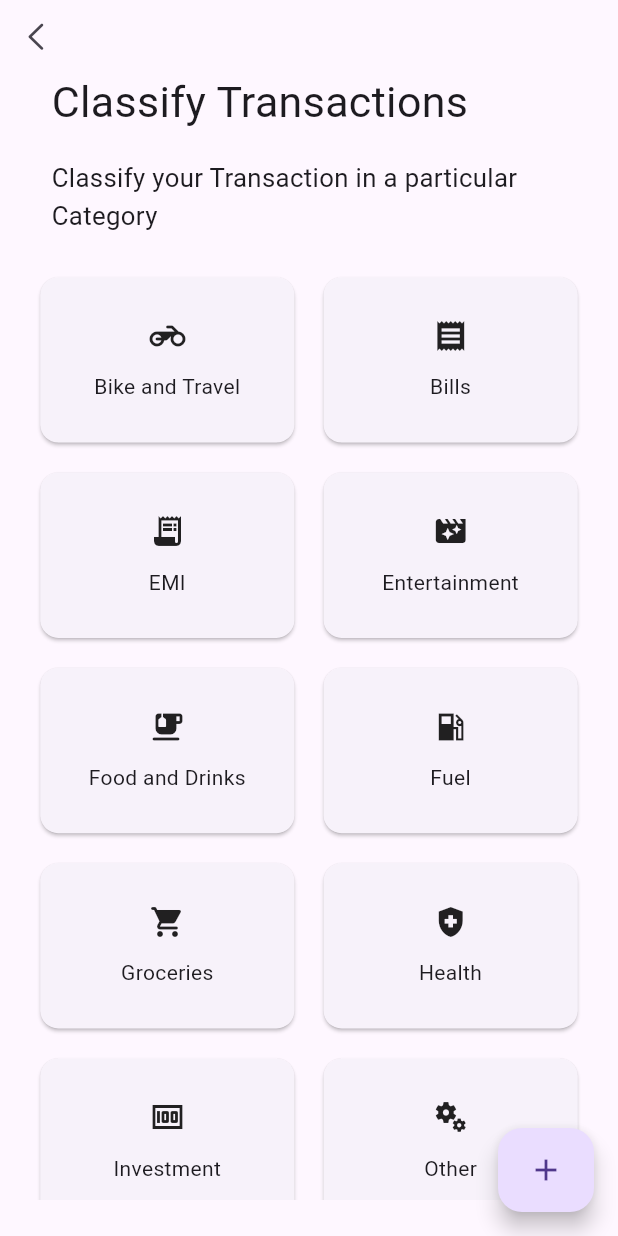
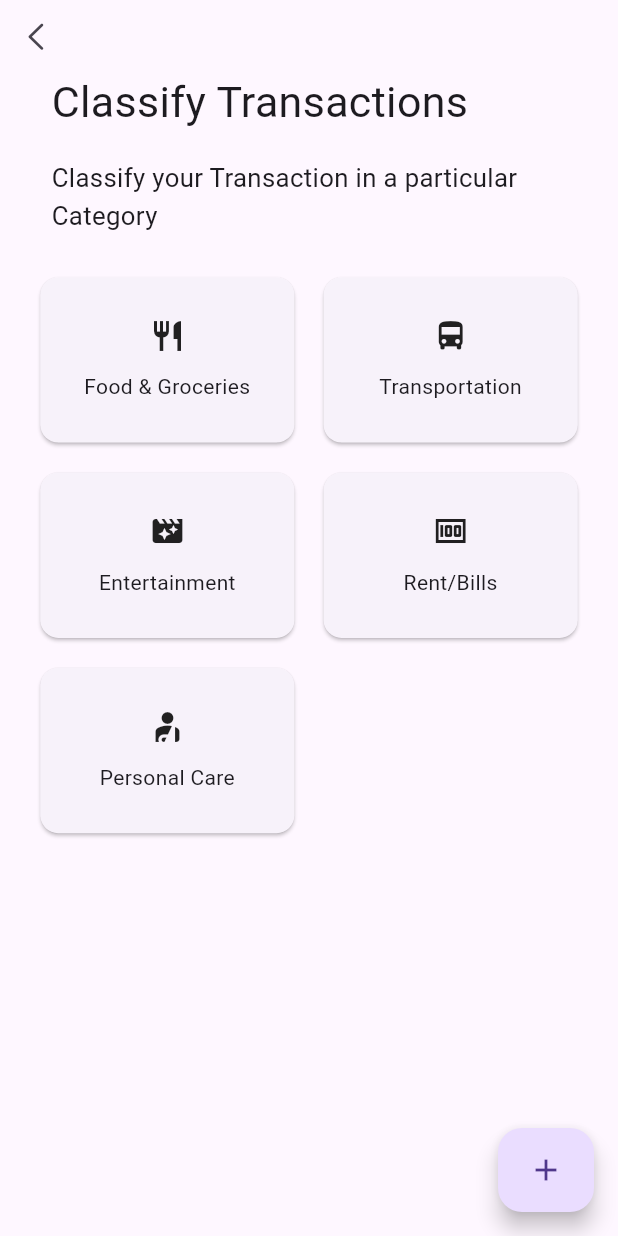
Before and after one commit to justaman045/spendwise, a Flutter app: the SpendsByType screen opened directly, on a phone screen of 412 x 824 dp. Run offline on Flutter 3.47's test engine with Material 3 defaults, Android fonts, the phone set to English and light mode, and no system bars; our stand-ins replace calendar_date_picker2, cloud_firestore, countup, file_picker, firebase_auth, firebase_core and 12 more; missing offline and left inert: flutter_sms_inbox, search_choices; accounts and stored records are empty.

Commit message:
Updated bugs and improved User Experience

```diff
--- a/lib/Components/available_balance.dart
+++ b/lib/Components/available_balance.dart
@@ -52,7 +52,7 @@ class AvailableBalance extends StatelessWidget {
           ),
           child: Center(
             child: Padding(
-              padding: EdgeInsets.all(40.r),
+              padding: EdgeInsets.all(30.r),
               child: Column(
                 children: [
                   Text(
--- a/lib/Components/current_flow.dart
+++ b/lib/Components/current_flow.dart
@@ -18,7 +18,7 @@ class CurrentFlow extends StatelessWidget {
   @override
   Widget build(BuildContext context) {
     return Row(
-      mainAxisAlignment: MainAxisAlignment.start, // Align items to the left
+      mainAxisAlignment: MainAxisAlignment.spaceAround, // Align items to the left
       children: [
         _buildCashFlowItem(
           onTap: () => Get.to(
--- a/lib/Components/custom_text_box.dart
+++ b/lib/Components/custom_text_box.dart
@@ -10,6 +10,7 @@ class TextBox extends StatelessWidget {
     required this.function,
     required this.labelString,
     this.readOnly = false,
+    required this.keyboardType,
   });
 
   final TextEditingController controller;
@@ -17,6 +18,7 @@ class TextBox extends StatelessWidget {
   final Function function;
   final String labelString;
   final bool readOnly;
+  final TextInputType keyboardType;
 
   @override
   Widget build(BuildContext context) {
@@ -31,6 +33,7 @@ class TextBox extends StatelessWidget {
         child: TextFormField(
           controller: controller,
           inputFormatters: formatter,
+          keyboardType: keyboardType,
           validator: (value) => function(value),
           decoration: InputDecoration(
             label: Text(
--- a/lib/Requirements/data.dart
+++ b/lib/Requirements/data.dart
@@ -40,20 +40,11 @@ const List<String> typeOfTransaction = [
   "you Didn't Paid",
 ];
 const List<String> typeOfExpense = [
-  "Bike and Travel",
-  "Bills",
-  "EMI",
+  "Food & Groceries",
+  "Transportation",
   "Entertainment",
-  "Food and Drinks",
-  "Fuel",
-  "Groceries",
-  "Health",
-  "Investment",
-  "Other",
-  "Shopping",
-  "Transfer",
-  "Transfer to self",
-  "Travel"
+  "Rent/Bills",
+  "Personal Care"
 ];
 // const String openingQuery =
 //     "CREATE TABLE IF NOT EXISTS cus_transaction (amount REAL NOT NULL,  date_and_time TEXT NOT NULL,  name TEXT NOT NULL,  type_of_transaction TEXT NOT NULL,  expense_type TEXT,  transaction_reference_number INTEGER PRIMARY KEY);";
--- a/lib/Requirements/transaction.dart
+++ b/lib/Requirements/transaction.dart
@@ -362,47 +362,28 @@ List<CusTransaction> combineTransactions(
 }
 
 IconData getIconData(String typeOfExp) {
-  IconData icon = Icons.miscellaneous_services;
-  if (typeOfExpense[0].toLowerCase() == typeOfExp.toLowerCase()) {
-    icon = Icons.motorcycle_rounded;
+  debugPrint(typeOfExp);
+  final defaultIcon = IconData(
+    typeOfExp.substring(0, 1).toUpperCase().codeUnitAt(0),
+  );
+
+  // Check for predefined categories
+  final predefinedIcons = {
+    'food & groceries': const IconData(0xe532, fontFamily: 'MaterialIcons'),
+    'transportation': const IconData(0xe1d5, fontFamily: 'MaterialIcons'),
+    'entertainment': Icons.movie_filter_sharp,
+    'rent/bills': Icons.money,
+    'bills': Icons.money, // Consider a separate icon for bills if needed
+    'personal care': Icons.personal_injury,
+  };
+
+  // Check for predefined categories first
+  if (predefinedIcons.containsKey(typeOfExp.toLowerCase())) {
+    return predefinedIcons[typeOfExp.toLowerCase()]!;
   }
-  if (typeOfExpense[1].toLowerCase() == typeOfExp.toLowerCase()) {
-    icon = Icons.receipt;
-  }
-  if (typeOfExpense[2].toLowerCase() == typeOfExp.toLowerCase()) {
-    icon = Icons.receipt_long;
-  }
-  if (typeOfExpense[3].toLowerCase() == typeOfExp.toLowerCase()) {
-    icon = Icons.movie_filter_sharp;
-  }
-  if (typeOfExpense[4].toLowerCase() == typeOfExp.toLowerCase()) {
-    icon = Icons.emoji_food_beverage_rounded;
-  }
-  if (typeOfExpense[5].toLowerCase() == typeOfExp.toLowerCase()) {
-    icon = const IconData(0xea8e, fontFamily: 'MaterialIcons');
-  }
-  if (typeOfExpense[6].toLowerCase() == typeOfExp.toLowerCase()) {
-    icon = Icons.local_grocery_store_rounded;
-  }
-  if (typeOfExpense[7].toLowerCase() == typeOfExp.toLowerCase()) {
-    icon = Icons.health_and_safety;
-  }
-  if (typeOfExpense[8].toLowerCase() == typeOfExp.toLowerCase()) {
-    icon = Icons.money;
-  }
-  if (typeOfExpense[10].toLowerCase() == typeOfExp.toLowerCase()) {
-    icon = Icons.shopping_bag_outlined;
-  }
-  if (typeOfExpense[11].toLowerCase() == typeOfExp.toLowerCase()) {
-    icon = Icons.currency_exchange_outlined;
-  }
-  if (typeOfExpense[12].toLowerCase() == typeOfExp.toLowerCase()) {
-    icon = Icons.currency_exchange_outlined;
-  }
-  if (typeOfExpense[13].toLowerCase() == typeOfExp.toLowerCase()) {
-    icon = Icons.travel_explore_rounded;
-  }
-  return icon;
+
+  // If no match, return custom icon with initials
+  return defaultIcon;
 }
 
 Future<bool> addIncomeAndExpense(
--- a/lib/Screens/cash_entry.dart
+++ b/lib/Screens/cash_entry.dart
@@ -117,6 +117,7 @@ class _AddCashEntryState extends State<AddCashEntry> {
                       formatter: formatters["Name"]!,
                       labelString: "Recipient Name",
                       function: validators["Name"]!,
+                      keyboardType: TextInputType.name,
                     ),
 
                     // Amount
@@ -126,6 +127,9 @@ class _AddCashEntryState extends State<AddCashEntry> {
                       labelString: "Amount",
                       function: validators["Amount"]!,
                       readOnly: false,
+                      keyboardType: TextInputType.numberWithOptions(
+                        decimal: true,
+                      ),
                     ),
 
                     // Category of Expense
--- a/lib/Screens/edit_transaction.dart
+++ b/lib/Screens/edit_transaction.dart
@@ -241,7 +241,7 @@ class _EditTransactionState extends State<EditTransaction> {
                           updateTransaction(value);
                         }
                       },
-                      value: widget.transaction.expenseType,
+                      value: typeOfExpense.contains(widget.transaction.expenseType) ? widget.transaction.expenseType : null,
                     ),
                   ),
                 ),
--- a/lib/Screens/spends_by_type.dart
+++ b/lib/Screens/spends_by_type.dart
@@ -97,7 +97,8 @@ class _SpendsByTypeState extends State<SpendsByType> {
                     itemBuilder: (context, index) {
                       final expenseType = _expenseTypes[index];
                       return _buildExpenseTypeCard(
-                          expenseType); // Call a method to build the card widget
+                        expenseType,
+                      ); // Call a method to build the card widget
                     },
                   ),
                 ),
@@ -130,7 +131,7 @@ class _SpendsByTypeState extends State<SpendsByType> {
     // You can use Text, Icon, or other widgets as needed
     return GestureDetector(
       onTap: () async {
-        dynamic toRefresh = Get.to(
+        dynamic toRefresh = await Get.to(
           curve: customCurve,
           transition: customTrans,
           duration: duration,
@@ -146,7 +147,7 @@ class _SpendsByTypeState extends State<SpendsByType> {
       },
       child: Card(
         child: Padding(
-          padding: EdgeInsets.symmetric(horizontal: 10.w, vertical: 10.h),
+          padding: EdgeInsets.all(10.r),
           child: Column(
             mainAxisAlignment: MainAxisAlignment.center,
             crossAxisAlignment: CrossAxisAlignment.center,
--- a/lib/Utils/utils.dart
+++ b/lib/Utils/utils.dart
@@ -6,7 +6,9 @@ Map<String, List<FilteringTextInputFormatter>> formatters = {
       RegExp('[a-z A-Z]'),
     ),
   ],
-  "Amount": [FilteringTextInputFormatter.allow(RegExp(r'^\+?\d*'))],
+  "Amount": [
+    FilteringTextInputFormatter.allow(RegExp(r'(^\d*[\.\,]?\d{0,2})')),
+  ],
 };
 
 Map<String, Function> validators = {
```
Also changed, not shown: lib/Components/cash_flow.dart (+10 -5 lines).
